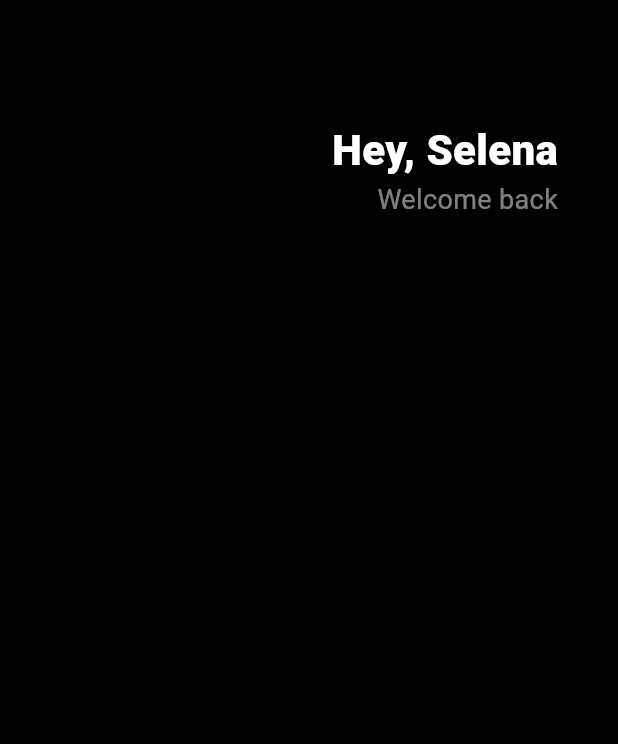
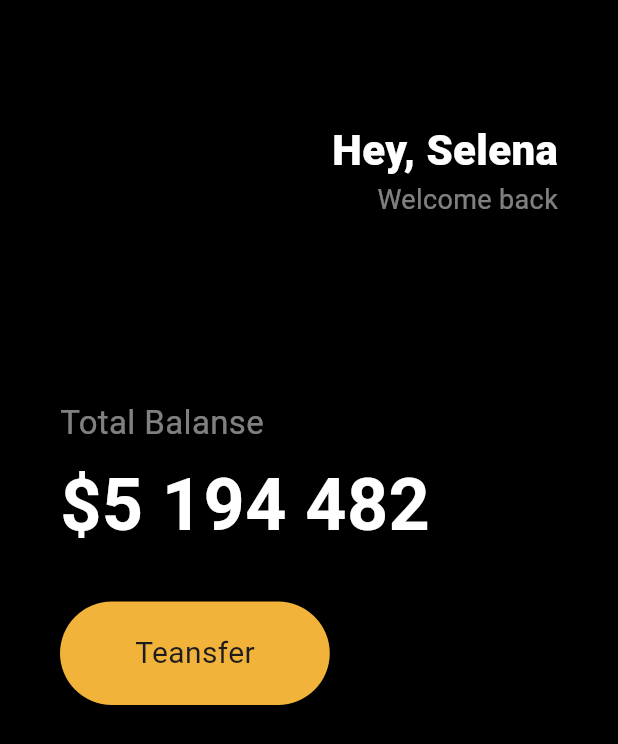
Before and after one commit to qpaseo/test, a Flutter app: the screen it shows after launch, on a phone screen of 412 x 824 dp. Shown: the top 744 px of the screen. Run offline on Flutter 3.47's test engine with Material 3 defaults, Android fonts, the phone set to English and light mode, and no system bars.

Commit message:
update :: 챕터3 code actions

```diff
--- a/toonflix/lib/main.dart
+++ b/toonflix/lib/main.dart
@@ -13,6 +13,8 @@
 }
 
 class App extends StatelessWidget {
+  const App({super.key});
+
   @override
   Widget build(BuildContext context) {
     // TODO: implement build
@@ -34,6 +36,7 @@
         body: Padding(
           padding: EdgeInsets.symmetric(horizontal: 40),
           child: Column(
+            crossAxisAlignment: CrossAxisAlignment.start,
             children: [
               SizedBox(
                 height: 80,
@@ -61,6 +64,50 @@
                     ],
                   )
                 ],
+              ),
+              SizedBox(
+                height: 120,
+              ),
+              Text(
+                'Total Balanse',
+                style: TextStyle(
+                  fontSize: 22,
+                  color: Color.fromRGBO(255, 255, 255, 0.5),
+                ),
+              ),
+              SizedBox(
+                height: 5,
+              ),
+              Text(
+                '\$5 194 482',
+                style: TextStyle(
+                  fontSize: 48,
+                  fontWeight: FontWeight.w600,
+                  color: Colors.white,
+                ),
+              ),
+              SizedBox(
+                height: 30,
+              ),
+              Row(
+                children: [
+                  Container(
+                      decoration: BoxDecoration(
+                          color: Color(0xFFF2B33A),
+                          borderRadius: BorderRadius.circular(45)),
+                      child: Padding(
+                        padding: EdgeInsets.symmetric(
+                          vertical: 20,
+                          horizontal: 50,
+                        ),
+                        child: Text(
+                          'Teansfer',
+                          style: TextStyle(
+                            fontSize: 20,
+                          ),
+                        ),
+                      ))
+                ],
               )
             ],
           ),
```
